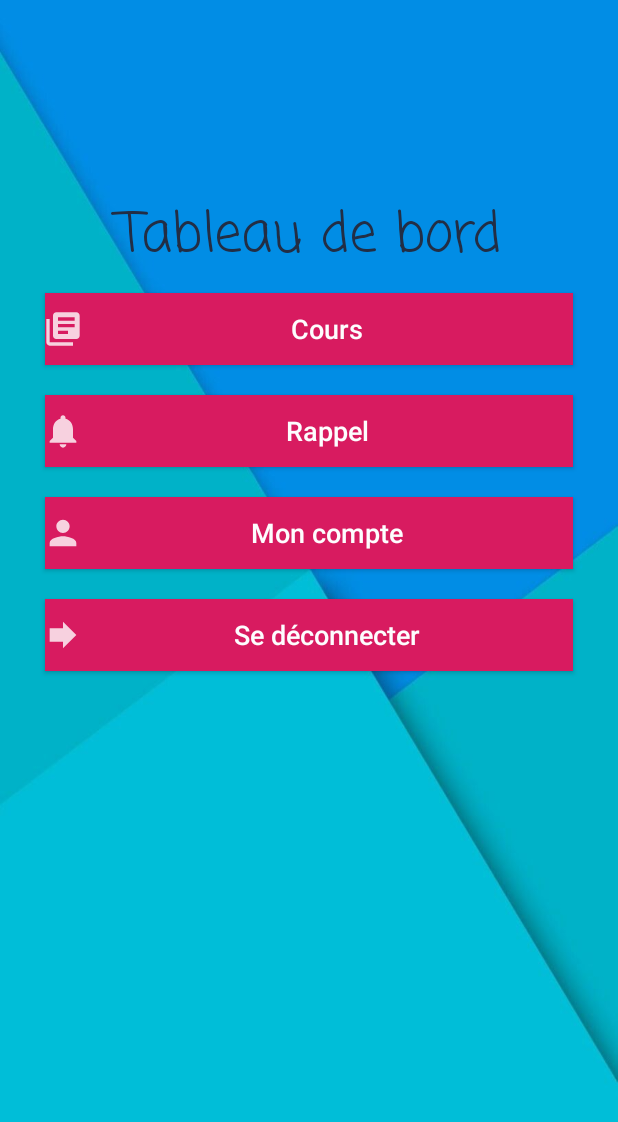
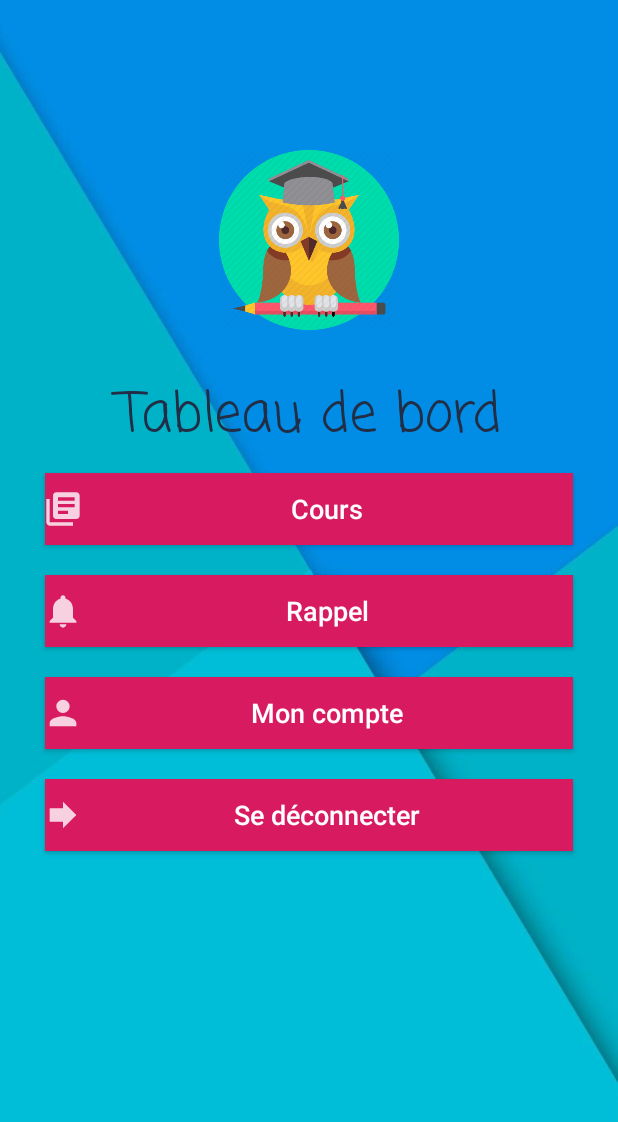
Before and after one commit to anastouda12/androidApp-tutoring, an Android app: the screen it shows after launch once a user with an empty profile is signed in (MainActivity), on a phone screen of 412 x 824 dp. Shown: the top 1122 px of the screen. Run offline under Robolectric (Android 15) with nearby library versions, the phone set to English and light mode, and no system bars; our stand-ins replace Firebase (no records; nobody signed in at launch, a user with empty details on screens opened directly).

Commit message:
Refactoring imageview

```diff
--- a/app/src/main/res/layout/activity_main.xml
+++ b/app/src/main/res/layout/activity_main.xml
@@ -19,8 +19,8 @@
             <ImageView
                 android:id="@+id/user_avatar"
                 android:layout_width="match_parent"
-                android:layout_height="wrap_content"
-                tools:srcCompat="@tools:sample/avatars[14]" />
+                android:layout_height="120dp"
+                app:srcCompat="@drawable/icon" />
 
             <TextView
                 android:id="@+id/textView"
```
